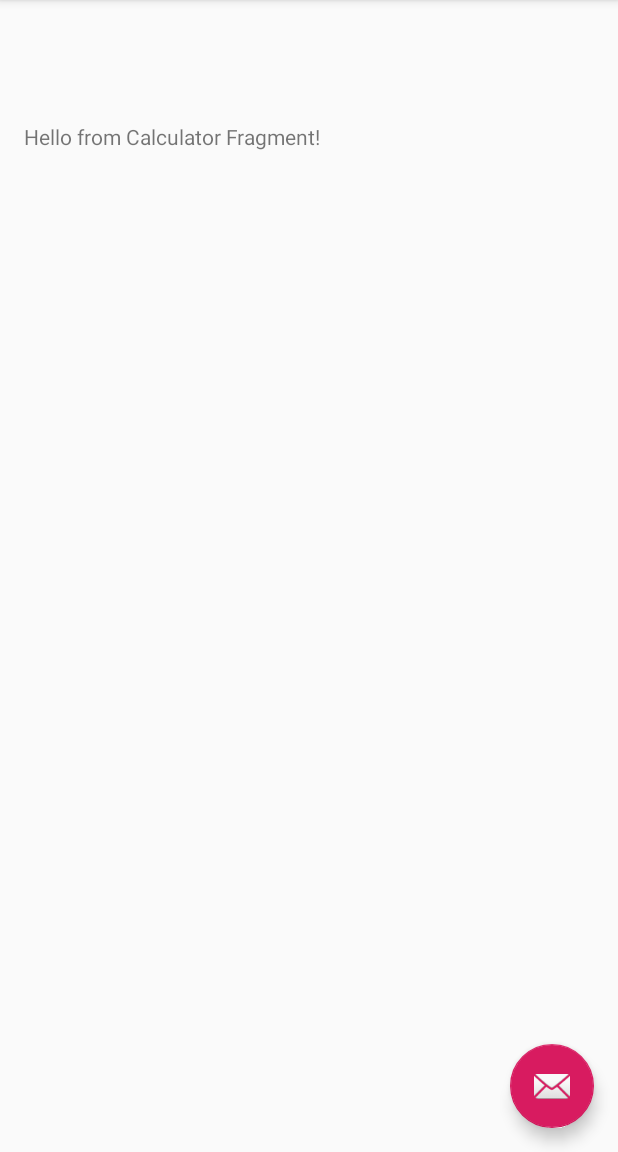
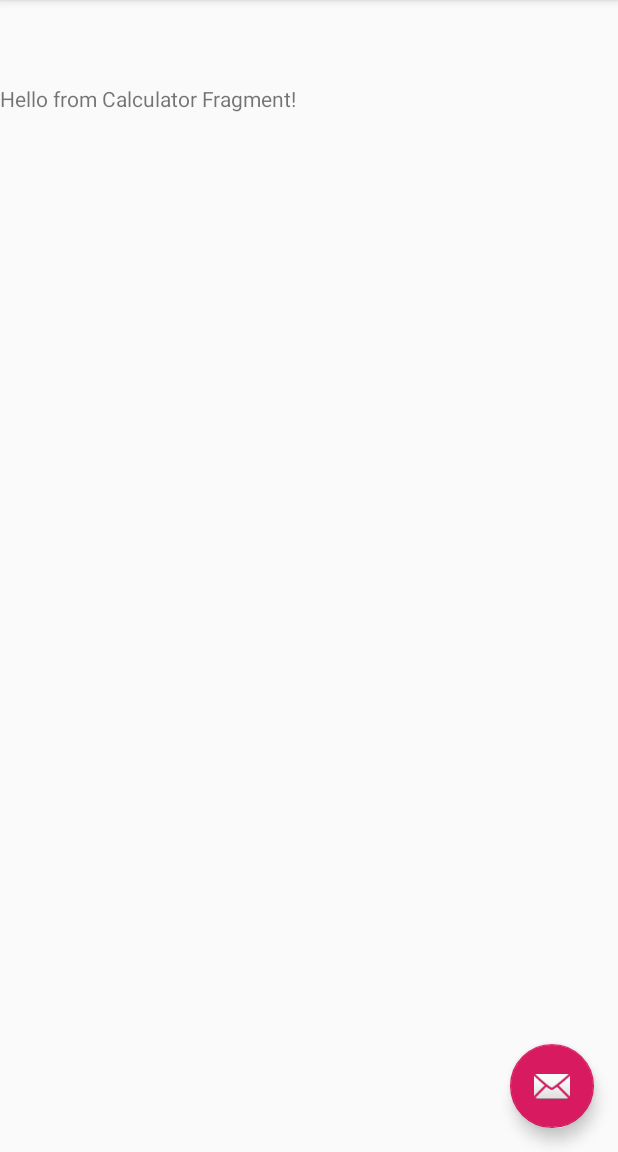
Before and after one commit to pawslaw/MAD305-Android-Project, an Android app: the screen it shows after launch (MainActivity), in the side drawer, after a tap on "Candy Calulator", on a phone screen of 412 x 824 dp, the part 84-1236 px from its top. Run offline under Robolectric (Android 15) with nearby library versions, the phone set to English and light mode, and no system bars.

Commit message:
Removed padding
Removed padding from content fragments so transitions look better, and so padding can be controlled by the fragments themselves.

```diff
--- a/app/src/main/res/layout/content_main.xml
+++ b/app/src/main/res/layout/content_main.xml
@@ -4,10 +4,10 @@
     xmlns:tools="http://schemas.android.com/tools"
     android:layout_width="match_parent"
     android:layout_height="match_parent"
-    android:paddingBottom="@dimen/activity_vertical_margin"
-    android:paddingLeft="@dimen/activity_horizontal_margin"
-    android:paddingRight="@dimen/activity_horizontal_margin"
-    android:paddingTop="@dimen/activity_vertical_margin"
+    android:paddingBottom="0dp"
+    android:paddingLeft="0dp"
+    android:paddingRight="0dp"
+    android:paddingTop="0dp"
     app:layout_behavior="@string/appbar_scrolling_view_behavior"
     tools:context="ca.stclaircollege.crazycandy.MainActivity"
     tools:showIn="@layout/app_bar_main">
--- a/app/src/main/res/layout/fragment_calculator.xml
+++ b/app/src/main/res/layout/fragment_calculator.xml
@@ -1,8 +1,9 @@
-<FrameLayout xmlns:android="http://schemas.android.com/apk/res/android"
+<LinearLayout xmlns:android="http://schemas.android.com/apk/res/android"
     xmlns:tools="http://schemas.android.com/tools"
     android:layout_width="match_parent"
     android:layout_height="match_parent"
-    tools:context="ca.stclaircollege.crazycandy.CalculatorFragment">
+    tools:context="ca.stclaircollege.crazycandy.CalculatorFragment"
+    android:orientation="vertical">
 
     <!-- TODO: Update blank fragment layout -->
     <TextView
@@ -10,4 +11,4 @@
         android:layout_height="match_parent"
         android:text="Hello from Calculator Fragment!" />
 
-</FrameLayout>
+</LinearLayout>
```
Also changed, not shown: app/src/main/res/layout/fragment_contact.xml (+4 -3 lines), app/src/main/res/layout/fragment_event.xml (+4 -3 lines), app/src/main/res/layout/fragment_location.xml (+4 -3 lines), app/src/main/res/layout/fragment_nutrition.xml (+4 -3 lines), app/src/main/res/layout/fragment_show.xml (+4 -3 lines).
